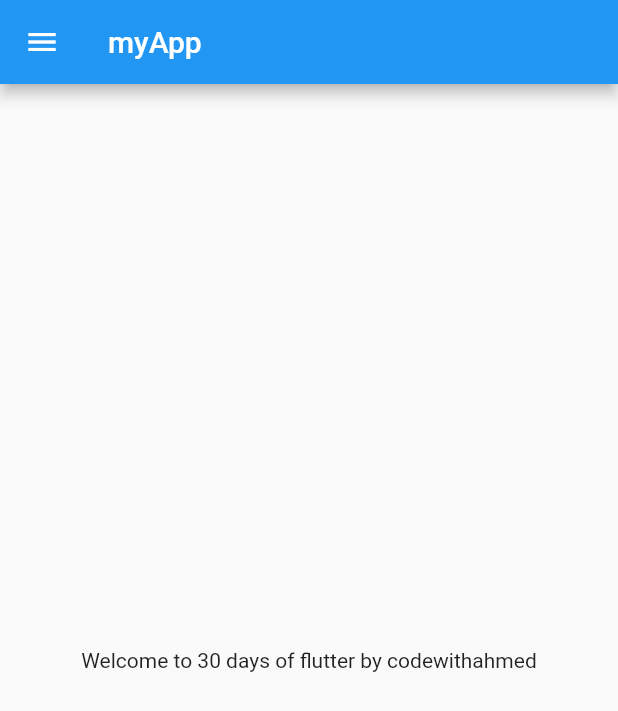
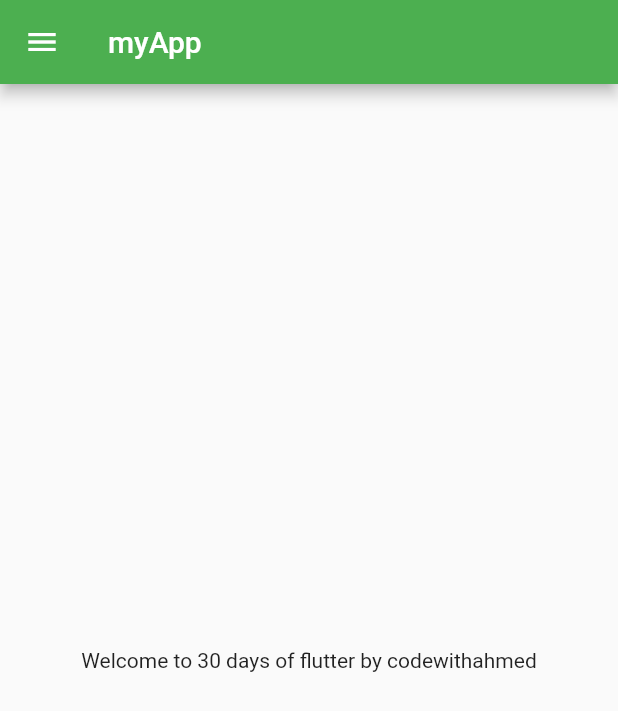
Before and after one commit to ahmedqureshi909/30DaysOfFlutter, a Flutter app: the screen it shows after launch, on a phone screen of 412 x 824 dp. Shown: the top 711 px of the screen. Run offline on Flutter 3.47's test engine with Material 2 defaults, Android fonts, the phone set to English and light mode, and no system bars.

Commit message:
day3 compeleted

```diff
--- a/lib/main.dart
+++ b/lib/main.dart
@@ -1,6 +1,7 @@
 import 'package:flutter/material.dart';
+import 'package:flutter_application_1/pages/login_page.dart';
 
-import 'home_page.dart';
+import 'pages/home_page.dart';
 
 void main(List<String> args) {
 
@@ -14,7 +15,18 @@ class myApp extends StatelessWidget {
   @override
   Widget build(BuildContext context) {
     return MaterialApp(
-      home: HomePage(),
+
+      themeMode: ThemeMode.light,
+      theme: ThemeData(primarySwatch: Colors.green),
+      darkTheme: ThemeData(
+        brightness: Brightness.dark,
+      ),
+      initialRoute: "/home",
+      routes: {
+        "/": (context) => LoginPage(),
+      "/home": (context) => HomePage(),
+      "/login": (context) => LoginPage(),
+      },
     );
   }
 }
```
Also changed, not shown: lib/pages/login_page.dart (added, +19 -0 lines), lib/pages/home_page.dart (renamed from lib/home_page.dart).
